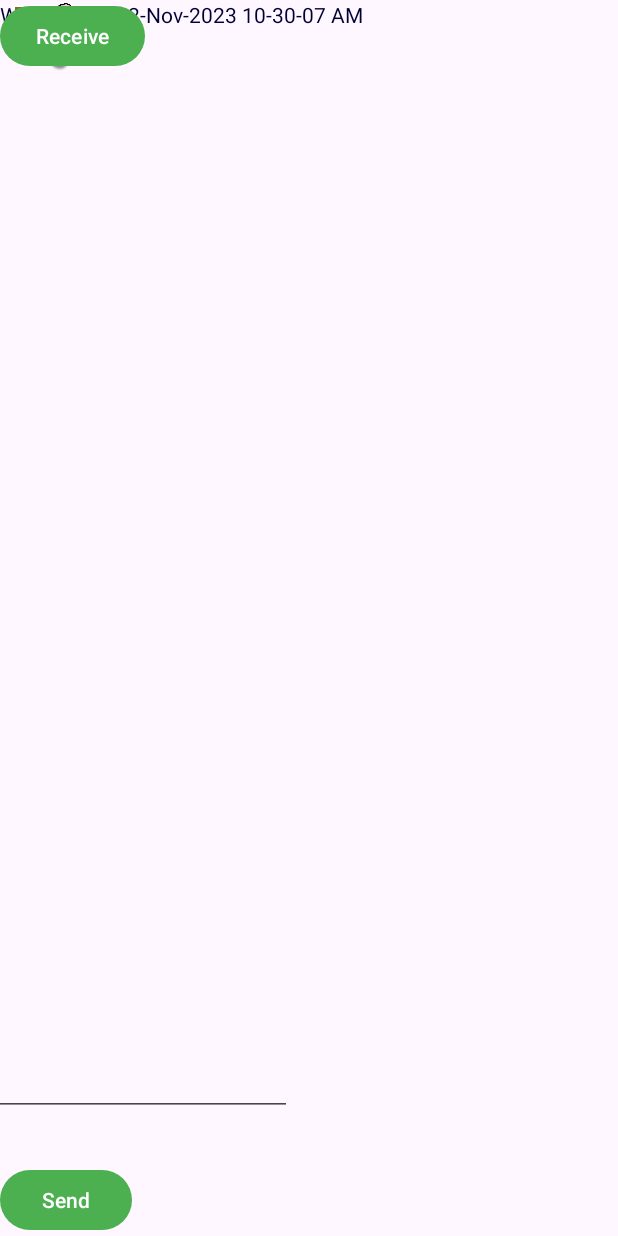
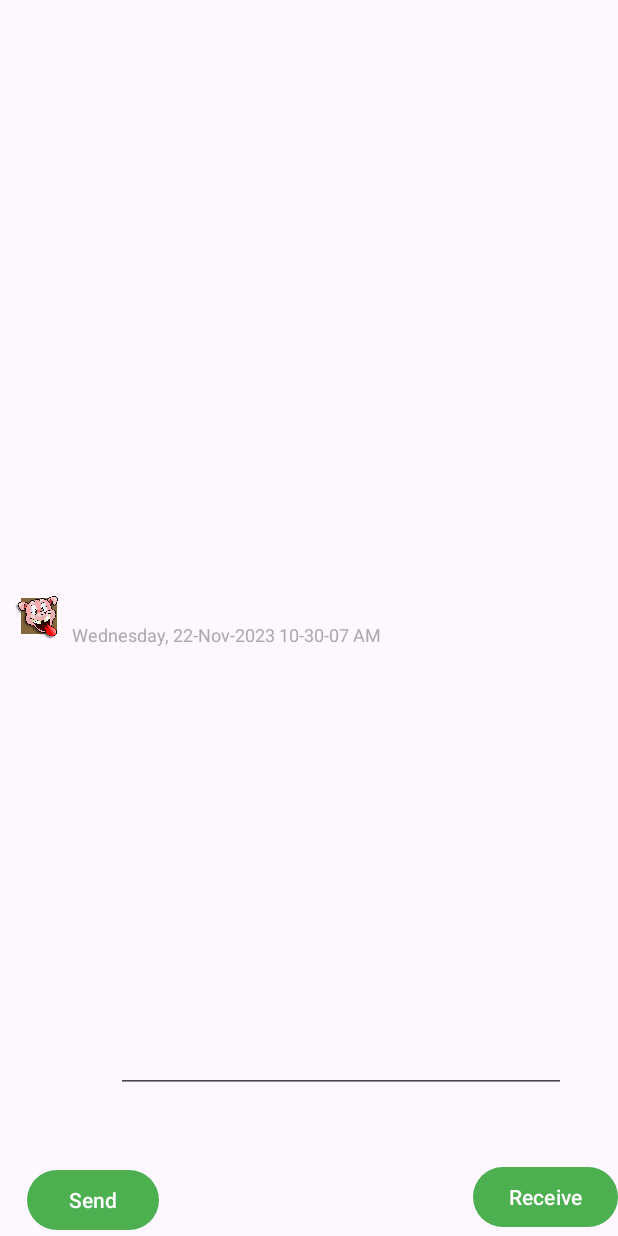
Before and after one commit to TrebleHaaland/CST2335-AndroidLabs, an Android app: the screen it shows after launch (ChatRoom), after a tap on "Receive", on a phone screen of 412 x 824 dp. Run offline under Robolectric (Android 15) with nearby library versions, the phone set to English and light mode, and no system bars; 1 other tap on this screen came first.

Commit message:
Lab 6, this is getting old

```diff
--- a/app/src/main/java/algonquin/cst2335/emmanuelsandroidlabs/ChatRoom.java
+++ b/app/src/main/java/algonquin/cst2335/emmanuelsandroidlabs/ChatRoom.java
@@ -32,9 +32,10 @@ public class ChatRoom extends AppCompatActivity {
             super(itemView);
             messageText = itemView.findViewById(R.id.messageView);
             timeText = itemView.findViewById(R.id.timeView);
-            imageView = itemView.findViewById(R.id.imageView);
+            imageView = itemView.findViewById(R.id.receive_image);
         }
     }
+
 
     @Override
     protected void onCreate(Bundle savedInstanceState) {
@@ -50,7 +51,7 @@ public class ChatRoom extends AppCompatActivity {
 
         binding.receiveButton.setOnClickListener(click -> {
             String messageText = binding.editTextText.getText().toString();
-            sendMessage(messageText, false);
+            receiveMessage(messageText, true);
         });
 
         myAdapter = new MyAdapter();
@@ -65,6 +66,17 @@ public class ChatRoom extends AppCompatActivity {
         messages.add(chatMessage);
         myAdapter.notifyItemInserted(messages.size() - 1);
         binding.editTextText.setText("");
+
+    }
+    private void receiveMessage(String messageText, boolean isReceivedButton) {
+        SimpleDateFormat sdf = new SimpleDateFormat("EEEE, dd-MMM-yyyy hh-mm-ss a");
+        String currentDateAndTime = sdf.format(new Date());
+        ChatMessage chatMessage = new ChatMessage(messageText, currentDateAndTime, isReceivedButton);
+        messages.add(chatMessage);
+        myAdapter.notifyItemInserted(messages.size() - 1);
+        binding.editTextText.setText("");
+
+
     }
 
     private class MyAdapter extends RecyclerView.Adapter<MyRowHolder> {
--- a/app/src/main/res/layout/activity_chat_room.xml
+++ b/app/src/main/res/layout/activity_chat_room.xml
@@ -23,6 +23,8 @@
         android:layout_height="wrap_content"
         android:text="Send"
         app:layout_constraintBottom_toBottomOf="parent"
+        app:layout_constraintEnd_toStartOf="@+id/receive_button"
+        app:layout_constraintHorizontal_bias="0.08"
         app:layout_constraintStart_toStartOf="parent" />
 
     <EditText
@@ -33,15 +35,19 @@
         android:ems="10"
         android:inputType="text"
         app:layout_constraintBottom_toBottomOf="parent"
-        app:layout_constraintEnd_toStartOf="@+id/receive_button"
-        app:layout_constraintStart_toEndOf="@+id/send_button" />
+        app:layout_constraintEnd_toEndOf="parent"
+        app:layout_constraintHorizontal_bias="0.693"
+        app:layout_constraintStart_toStartOf="parent"
+        app:layout_constraintTop_toTopOf="@+id/recycleView"
+        app:layout_constraintVertical_bias="0.978" />
 
     <Button
         android:id="@+id/receive_button"
         android:layout_width="wrap_content"
         android:layout_height="wrap_content"
+        android:layout_marginBottom="2dp"
         android:text="Receive"
-        tools:layout_editor_absoluteX="312dp"
-        tools:layout_editor_absoluteY="841dp" />
+        app:layout_constraintBottom_toBottomOf="parent"
+        app:layout_constraintEnd_toEndOf="parent" />
 
 </androidx.constraintlayout.widget.ConstraintLayout>
--- a/app/src/main/res/layout/send_message.xml
+++ b/app/src/main/res/layout/send_message.xml
@@ -6,29 +6,56 @@
     android:layout_height="match_parent"
     tools:context=".ChatRoom">
 
+    <androidx.recyclerview.widget.RecyclerView
+        android:id="@+id/recycleView"
+        android:layout_width="0dp"
+        android:layout_height="0dp"
+        app:layout_constraintBottom_toBottomOf="parent"
+        app:layout_constraintEnd_toEndOf="parent"
+        app:layout_constraintStart_toStartOf="parent"
+        app:layout_constraintTop_toTopOf="parent" />
+
+    <LinearLayout
+        android:id="@+id/receiveMessageLayout"
+        android:layout_width="0dp"
+        android:layout_height="wrap_content"
+        android:layout_margin="8dp"
+        android:orientation="horizontal"
+        app:layout_constraintBottom_toBottomOf="parent"
+        app:layout_constraintEnd_toEndOf="parent"
+        app:layout_constraintStart_toStartOf="parent"
+        app:layout_constraintTop_toTopOf="parent">
+
+        <ImageView
+            android:id="@+id/receive_image"
+            android:layout_width="32dp"
+            android:layout_height="32dp"
+            android:src="@drawable/sent_message"
+            android:layout_gravity="center_vertical" />
+
+        <LinearLayout
+            android:layout_width="0dp"
+            android:layout_height="wrap_content"
+            android:layout_weight="1"
+            android:layout_gravity="center_vertical"
+            android:orientation="vertical"
+            android:padding="8dp">
+
             <TextView
                 android:id="@+id/messageView"
-        android:layout_width="184dp"
-        android:layout_height="101dp"
+                android:layout_width="wrap_content"
+                android:layout_height="wrap_content"
                 android:text="Message goes here"
-        app:layout_constraintEnd_toStartOf="@+id/timeView"
-        app:layout_constraintHorizontal_bias="0.0"
-        app:layout_constraintStart_toEndOf="@+id/imageView"
-        tools:layout_editor_absoluteY="2dp" />
+                android:textSize="16sp"
+                android:textColor="@android:color/black" />
 
             <TextView
                 android:id="@+id/timeView"
                 android:layout_width="wrap_content"
                 android:layout_height="wrap_content"
                 android:text="Time goes here"
-        tools:layout_editor_absoluteX="231dp"
-        tools:layout_editor_absoluteY="2dp" />
-
-    <ImageView
-        android:id="@+id/imageView"
-        android:layout_width="50dp"
-        android:layout_height="50dp"
-        app:srcCompat="@drawable/sent_message"
-        tools:layout_editor_absoluteX="-3dp"
-        tools:layout_editor_absoluteY="2dp" />
+                android:textSize="12sp"
+                android:textColor="@android:color/darker_gray" />
+        </LinearLayout>
+    </LinearLayout>
 </androidx.constraintlayout.widget.ConstraintLayout>
```
Also changed, not shown: app/src/main/res/layout/receive_message.xml (+47 -23 lines). Lines whose indentation alone changed are shown as unchanged.
